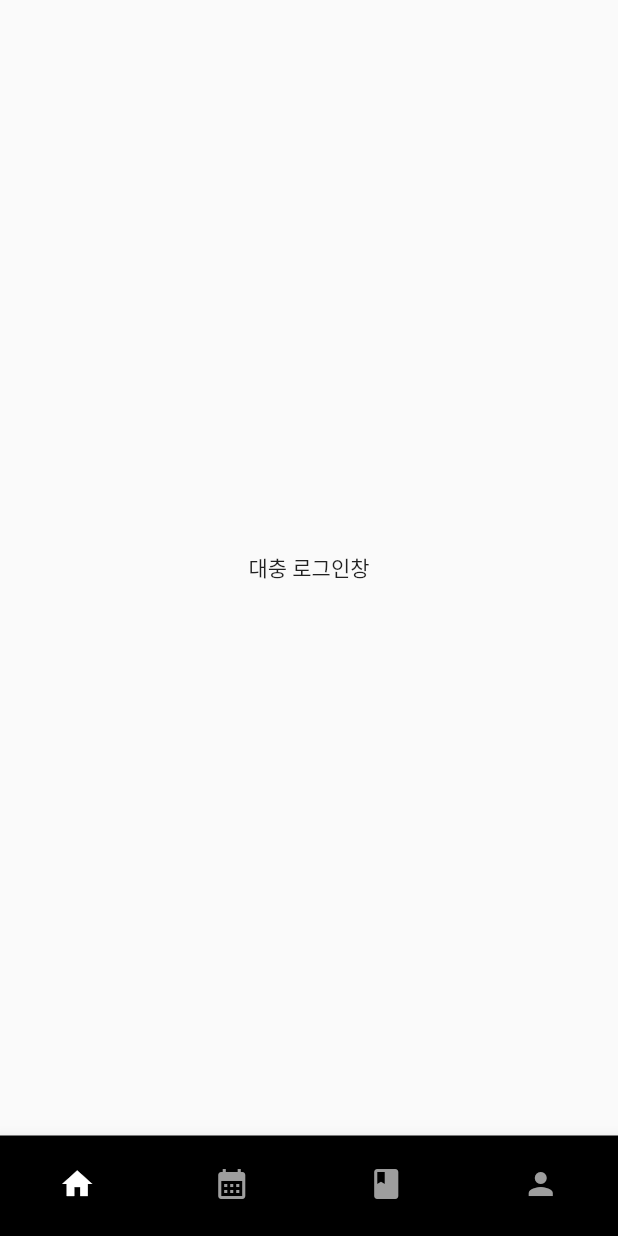
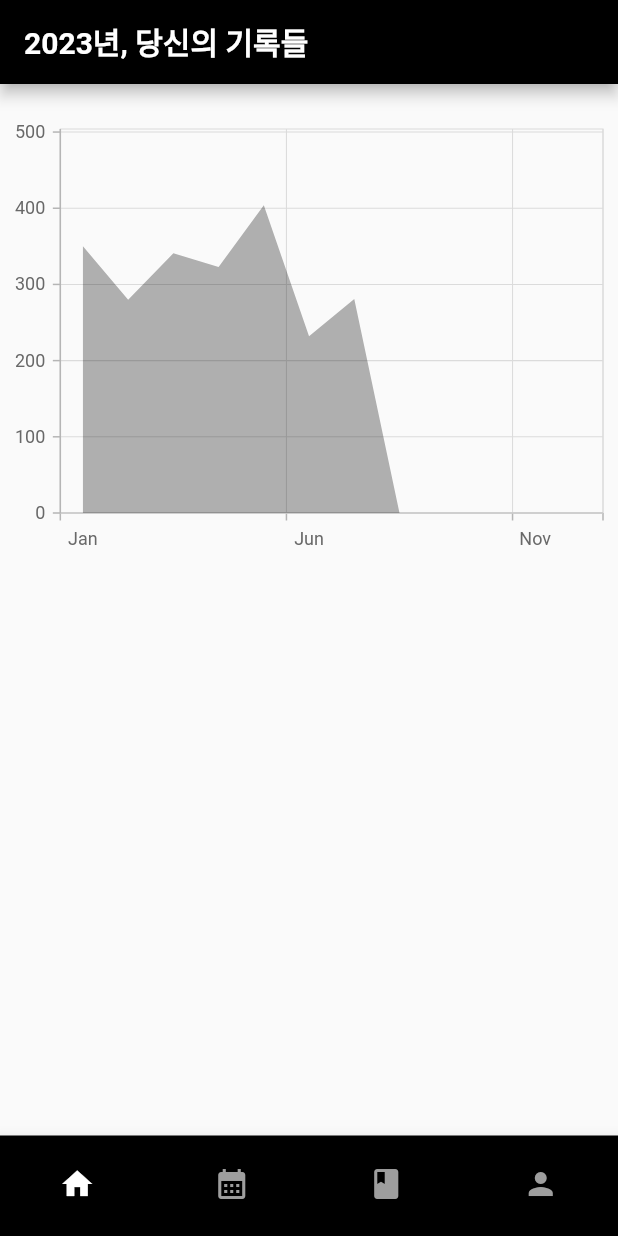
Before and after one commit to MaiBoii/IlgoHanjul, a Flutter app: the screen it shows after launch, on a phone screen of 412 x 824 dp. Run offline on Flutter 3.47's test engine with Material 2 defaults, Android fonts, the light colour scheme and no system bars; our stand-ins replace drift, get_it, syncfusion_flutter_charts, table_calendar; accounts and stored records are empty; generated files the repository leaves out were written again; Roboto replaces fonts that are missing (bukuku).

Commit message:
ChartScreen 완성

```diff
--- /dev/null
+++ b/lib/screen/chart_screen.dart
@@ -0,0 +1,74 @@
+import 'package:flutter/material.dart';
+import 'package:ilgohanjul/const/colors.dart';
+import 'package:syncfusion_flutter_charts/charts.dart';
+
+
+class ChartScreen extends StatefulWidget {
+  @override
+  _ChartScreenState createState() => _ChartScreenState();
+  }
+
+class _ChartScreenState extends State<ChartScreen>{
+  List<_ReadPageData> Monthlydata = [
+    _ReadPageData('Jan', 350),
+    _ReadPageData('Feb', 280),
+    _ReadPageData('Mar', 341),
+    _ReadPageData('Apr', 323),
+    _ReadPageData('May', 404),
+    _ReadPageData('Jun', 232),
+    _ReadPageData('Jul', 281),
+    _ReadPageData('Aug', 0),
+    _ReadPageData('Sep', 0),
+    _ReadPageData('Oct', 0),
+    _ReadPageData('Nov', 0),
+    _ReadPageData('Dec', 0)
+  ];
+
+  _ReadPageData maxMonth = _ReadPageData('', 0);
+  _ReadPageData minMonth = _ReadPageData('', 0);
+
+  FindMonthMax(){
+    return maxMonth = Monthlydata.reduce((current, next) => current.pages > next.pages ? current: next);
+  }
+  FindMonthMin(){
+    return minMonth = Monthlydata.reduce((current, next) => current.pages < next.pages ? current: next);
+  }
+
+  @override
+  Widget build(BuildContext context){
+    return Scaffold(
+      appBar: AppBar(
+          title: const Text('2023년, 당신의 기록들', style: TextStyle(color: Colors.white,fontWeight: FontWeight.w600,),),
+          backgroundColor: PRIMARY_COLOR,
+
+        ),
+      body: Column(children: [
+          SizedBox(height: 20,),
+          SfCartesianChart(
+              primaryXAxis: CategoryAxis(),
+              primaryYAxis: NumericAxis(minimum: FindMonthMin().pages, maximum: FindMonthMax().pages + 100),
+              // Chart title
+              // Enable legend
+              legend: Legend(isVisible: false),
+              // Enable tooltip
+              tooltipBehavior: TooltipBehavior(enable: true),
+              series: <ChartSeries<_ReadPageData, String>>[
+                AreaSeries<_ReadPageData, String>(
+                    dataSource: Monthlydata,
+                    xValueMapper: (_ReadPageData reads, _) => reads.month,
+                    yValueMapper: (_ReadPageData reads, _) => reads.pages,
+                    name: '독서량',
+                    // Enable data label
+                    dataLabelSettings: DataLabelSettings(isVisible: false),
+                    color: Color.fromRGBO(0, 0, 0, 0.3))
+              ]),
+              SizedBox(height: 20,),
+        ]));
+  }
+}
+class _ReadPageData {
+  _ReadPageData(this.month, this.pages);
+
+  final String month;
+  final double pages;
+}
--- a/lib/screen/home_screen.dart
+++ b/lib/screen/home_screen.dart
@@ -2,6 +2,7 @@ import 'package:flutter/material.dart';
 import 'package:ilgohanjul/const/colors.dart';
 import 'package:ilgohanjul/screen/calendar_screen.dart';
 import 'package:ilgohanjul/screen/book_list_screen.dart';
+import 'package:ilgohanjul/screen/chart_screen.dart';
 import 'package:ilgohanjul/screen/signin.dart';
 import 'package:ilgohanjul/screen/test.dart';
 class HomeScreen extends StatefulWidget {
@@ -31,7 +32,7 @@ class _HomeScreenState extends State<HomeScreen> {
   ];
 
   List pages = [
-    SignInScreen(),
+    ChartScreen(),
     CalendarScreen(),
     BookListScreen(),
     BookCard(),
--- a/pubspec.yaml
+++ b/pubspec.yaml
@@ -22,6 +22,7 @@ dependencies:
   provider:
   uuid:
   http:
+  syncfusion_flutter_charts:
 
 
 dev_dependencies:
```
Also changed, not shown: pubspec.lock.
